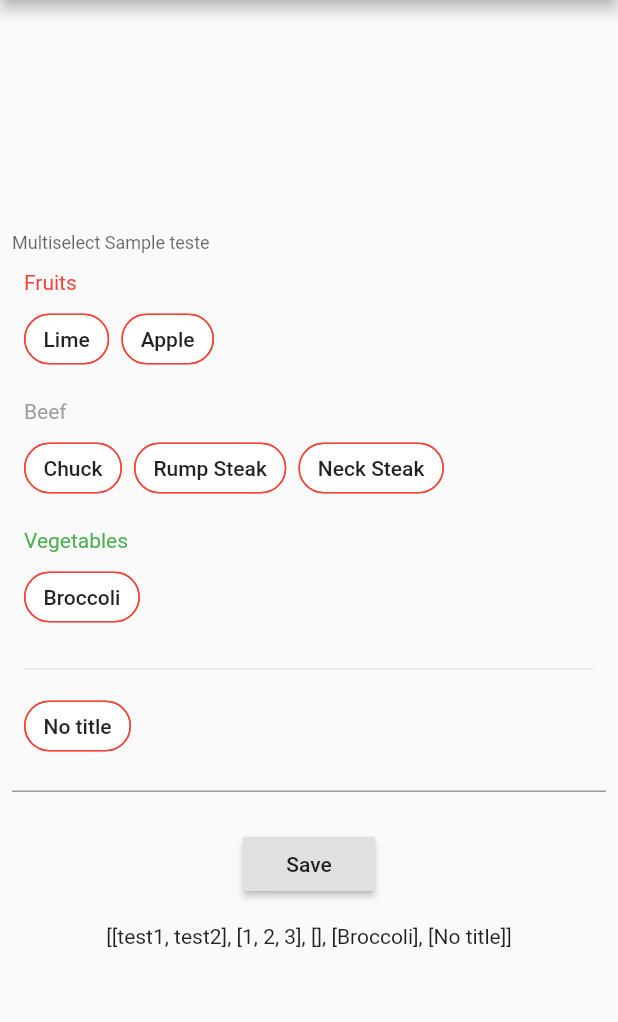
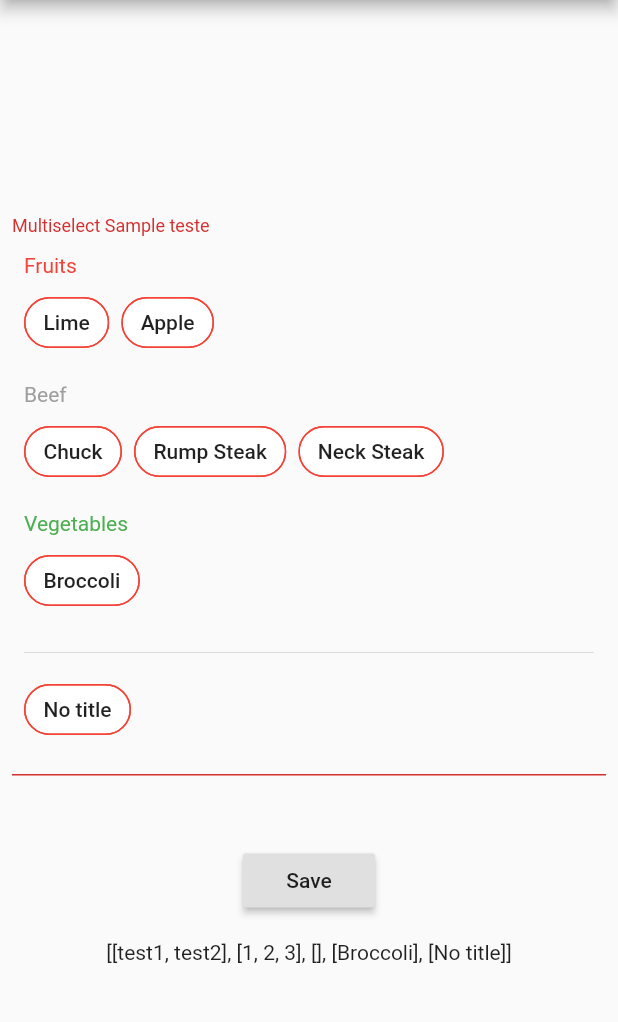
Before and after one commit to thoffart/customizable_multiselect_field, a Flutter app: the screen it shows after launch, after a tap on "Save", on a phone screen of 412 x 824 dp, the part 84-1106 px from its top. Run offline on Flutter 3.47's test engine with Material 2 defaults, Android fonts, the phone set to English and light mode, and no system bars.

Commit message:
fix(field): Moving field decoration and fixing valueList bug

```diff
--- a/example/lib/main.dart
+++ b/example/lib/main.dart
@@ -30,10 +30,6 @@ class MyHomePage extends StatefulWidget {
 
 class _MyHomePageState extends State<MyHomePage> {
   final GlobalKey<FormState> _formKey = GlobalKey<FormState>();
-  final fruitListValue = [
-    'test1',
-    'test2',
-  ];
   final beefListValue = [1, 2, 3];
   final List<int> sectorWithoutFoodListValue = [];
   final vegetablesListValue = ['Broccoli'];
@@ -55,11 +51,11 @@ class _MyHomePageState extends State<MyHomePage> {
               Padding(
                 padding: const EdgeInsets.all(8.0),
                 child: CustomizableMultiselectField(
+                  decoration: InputDecoration(
+                    labelText: 'Multiselect Sample teste',
+                  ),
                   customizableMultiselectWidgetOptions: CustomizableMultiselectWidgetOptions(
                     hintText: Text('Please Select a value', style: TextStyle(color: Colors.grey)),
-                    decoration: InputDecoration(
-                      labelText: 'Multiselect Sample teste',
-                    ),
                     chipShape: RoundedRectangleBorder(
                       side: BorderSide(color: Colors.red, width: 1),
                       borderRadius: BorderRadius.circular(40.0),
@@ -78,7 +74,7 @@ class _MyHomePageState extends State<MyHomePage> {
                           'value': 'test2',
                         },
                       ],
-                      valueList: fruitListValue,
+                      valueList: ['test1', 'test2'],
                       options: DataSourceOptions(valueKey: 'value', labelKey: 'label', title: Text('Fruits', style: TextStyle(color: Colors.red), textAlign: TextAlign.start,)),
                     ),
                     DataSource(
--- a/lib/models/customizable_multiselect_widget_options.dart
+++ b/lib/models/customizable_multiselect_widget_options.dart
@@ -5,18 +5,19 @@ class CustomizableMultiselectWidgetOptions {
   const CustomizableMultiselectWidgetOptions({
     this.enable = true,
     this.chipColor = Colors.white,
-    this.decoration = const InputDecoration(),
     this.chipShape,
     this.hintText,
   });
+
   /// a bool that defines if the [CustomizableMultiselectField] is enabled or not.
   final bool enable;
+
   /// the color of the [Chip].
   final Color chipColor;
-  /// A [InputDecoration] widget that will be decoration of the input.
-  final InputDecoration decoration;
+
   /// A [ShapeBorder] widget that will be the shape of the [Chip].
   final ShapeBorder chipShape;
+
   /// A [Text] widget that will appear if no value was selected.
   final Text hintText;
 
--- a/lib/widgets/customizable_multiselect_Field.dart
+++ b/lib/widgets/customizable_multiselect_Field.dart
@@ -56,6 +56,7 @@ class CustomizableMultiselectField extends FormField<List<List<dynamic>>> {
     FormFieldValidator<List<List<dynamic>>> validator,
     bool autovalidate = false,
     ValueChanged<List<List<dynamic>>> onChanged,
+    InputDecoration decoration,
     @required this.dataSourceList,
     this.customizableMultiselectDialogOptions = const CustomizableMultiselectDialogOptions(),
     this.customizableMultiselectWidgetOptions = const CustomizableMultiselectWidgetOptions(),
@@ -67,6 +68,8 @@ class CustomizableMultiselectField extends FormField<List<List<dynamic>>> {
     autovalidate: autovalidate,
     enabled: customizableMultiselectWidgetOptions.enable,
     builder: (FormFieldState<List<List<dynamic>>> field) {
+      final InputDecoration effectiveDecoration = (decoration ?? const InputDecoration())
+        .applyDefaults(Theme.of(field.context).inputDecorationTheme);
       void onChangedHandler(List<List<dynamic>> value) {
         if (onChanged != null) {
           onChanged(value);
@@ -78,6 +81,8 @@ class CustomizableMultiselectField extends FormField<List<List<dynamic>>> {
         onChanged: onChangedHandler,
         customizableMultiselectDialogOptions: customizableMultiselectDialogOptions,
         customizableMultiselectWidgetOptions: customizableMultiselectWidgetOptions,
+        decoration: effectiveDecoration.copyWith(errorText: field.errorText),
+        value: field.value,
       );
     },
   );
--- a/lib/widgets/customizable_multiselect_dialog.dart
+++ b/lib/widgets/customizable_multiselect_dialog.dart
@@ -8,26 +8,26 @@ class CustomizableMultiselectDialog<V> extends StatefulWidget {
     Key key,
     @required this.dataSourceList,
     @required this.customizableMultiselectDialogOptions,
+    @required this.selectedValues,
   }) : super(key: key);
 
   final List<DataSource> dataSourceList;
   final CustomizableMultiselectDialogOptions customizableMultiselectDialogOptions;
+  final List<List<V>> selectedValues;
 
   @override
   State<StatefulWidget> createState() => _CustomizableMultiselectDialogState<V>();
 
 }
 
-class _CustomizableMultiselectDialogState<V>
-    extends State<CustomizableMultiselectDialog<V>> {
-  var _selectedValues = List<List<V>>();
+class _CustomizableMultiselectDialogState<V> extends State<CustomizableMultiselectDialog<V>> {
+
+  List<List<V>>_selectedValues;
   String _filterText;
 
   void initState() {
     super.initState();
-    _selectedValues = widget.dataSourceList
-        .map((DataSource dataSource) => dataSource.valueList)
-        .toList();
+    _selectedValues = widget.selectedValues;
   }
 
   void _onItemCheckedChange(V itemValue, bool checked, int index) {
--- a/lib/widgets/customizable_multiselect_widget.dart
+++ b/lib/widgets/customizable_multiselect_widget.dart
@@ -1,6 +1,7 @@
 import 'package:customizable_multiselect_field/models/customizable_multiselect_dialog_options.dart';
 import 'package:customizable_multiselect_field/models/customizable_multiselect_widget_options.dart';
 import 'package:customizable_multiselect_field/models/data_source.dart';
+import 'package:customizable_multiselect_field/utils/extensions/extended-iterable.dart';
 import 'package:customizable_multiselect_field/widgets/customizable_multiselect_dialog.dart';
 import 'package:flutter/material.dart';
 
@@ -9,15 +10,19 @@ class CustomizableMultiselectWidget extends StatefulWidget {
   const CustomizableMultiselectWidget({
     Key key,
     @required this.dataSourceList,
-    this.onChanged,
     @required this.customizableMultiselectDialogOptions,
     @required this.customizableMultiselectWidgetOptions,
+    @required this.decoration,
+    @required this.onChanged,
+    @required this.value
   }) : super(key: key);
 
   final List<DataSource> dataSourceList;
-  final ValueChanged<List<List<dynamic>>> onChanged;
   final CustomizableMultiselectDialogOptions customizableMultiselectDialogOptions;
   final CustomizableMultiselectWidgetOptions customizableMultiselectWidgetOptions;
+  final InputDecoration decoration;
+  final ValueChanged<List<List<dynamic>>> onChanged;
+  final List<List<dynamic>> value;
 
   @override
   _CustomizableMultiselectWidgetState createState() => _CustomizableMultiselectWidgetState();
@@ -26,7 +31,7 @@ class CustomizableMultiselectWidget extends StatefulWidget {
 
 class _CustomizableMultiselectWidgetState extends State<CustomizableMultiselectWidget> {
 
-  List<Widget> _buildListChip(DataSource dataSource) => dataSource.valueList
+  List<Widget> _buildListChip(DataSource dataSource, int index) => widget.value[index]
     .map((value) => dataSource.dataList.singleWhere((data) => data[dataSource.options.valueKey] == value,orElse: () => null))
     .map((value) => (value != null)
       ? Chip(
@@ -44,6 +49,22 @@ class _CustomizableMultiselectWidgetState extends State<CustomizableMultiselectW
     return widget.dataSourceList.every((DataSource element) => element.valueList.isEmpty);
   }
 
+
+  InputDecoration _getEffectiveDecoration() {
+    final ThemeData themeData = Theme.of(context);
+    final InputDecoration effectiveDecoration = widget.decoration
+      .applyDefaults(themeData.inputDecorationTheme)
+      .copyWith(
+        enabled: widget.customizableMultiselectWidgetOptions.enable,
+        hintMaxLines: widget.decoration?.hintMaxLines,
+      );
+    return effectiveDecoration.copyWith(
+      errorText: effectiveDecoration.errorText ?? '',
+      counterStyle: effectiveDecoration.errorStyle
+        ?? themeData.textTheme.caption.copyWith(color: themeData.errorColor),
+    );
+  }
+
   @override
   Widget build(BuildContext context) {
     return InkWell(
@@ -53,6 +74,7 @@ class _CustomizableMultiselectWidgetState extends State<CustomizableMultiselectW
             context: context,
             builder: (BuildContext context) {
               return CustomizableMultiselectDialog(
+                selectedValues: widget.value,
                 dataSourceList: widget.dataSourceList,
                 customizableMultiselectDialogOptions: widget.customizableMultiselectDialogOptions,
               );
@@ -64,12 +86,12 @@ class _CustomizableMultiselectWidgetState extends State<CustomizableMultiselectW
         }
       },
       child: InputDecorator(
-        decoration: widget.customizableMultiselectWidgetOptions.decoration,
+        decoration: _getEffectiveDecoration(),
         child: (!_checkIfAllDataSourceIsEmpty())
             ? Column(
                 children: <Widget>[
-                  ...widget.dataSourceList.map(
-                    (DataSource dataSource) => (dataSource.valueList.isNotEmpty)
+                  ...widget.dataSourceList.mapIndex(
+                    (DataSource dataSource, int index) => (widget.value[index].isNotEmpty)
                     ? Padding(
                       padding: const EdgeInsets.all(8.0),
                       child: Column(
@@ -92,7 +114,7 @@ class _CustomizableMultiselectWidgetState extends State<CustomizableMultiselectW
                                   child: Wrap(
                                   spacing: 8.0,
                                   children:
-                                      _buildListChip(dataSource),
+                                      _buildListChip(dataSource, index),
                                 ))
                               ],
                             ),
--- a/pubspec.yaml
+++ b/pubspec.yaml
@@ -1,6 +1,6 @@
 name: customizable_multiselect_field
 description: A Flutter package that provides a highly customizable multiselect field.
-version: 0.0.2
+version: 0.0.3
 repository: https://github.com/thoffart/customizable_multiselect_field
 homepage: https://github.com/thoffart/customizable_multiselect_field
 
```
Also changed, not shown: example/pubspec.lock, 2 other files.
